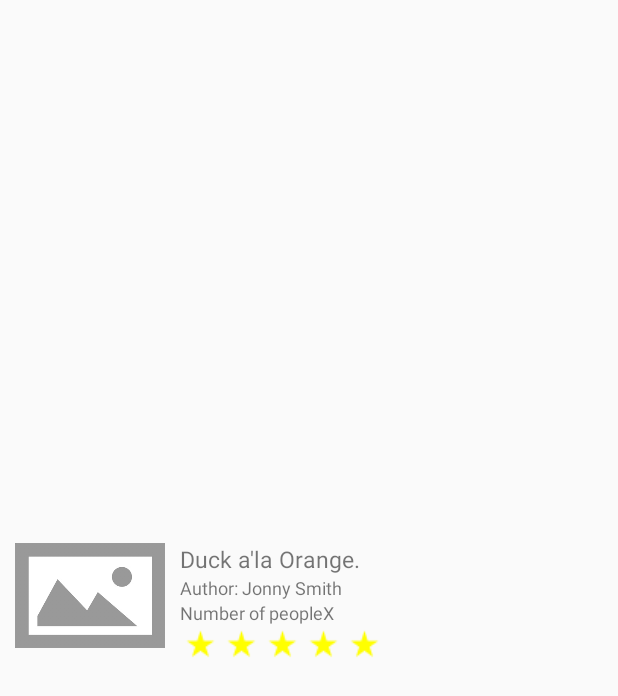
After one commit to krzychuwr1/MniamMniamMirror, an Android app: the layout recipe_listview_item.xml on its own in the app's theme, with its tools: preview values and no code run, on a phone screen of 412 x 824 dp. The commit adds this screen. Shown: the top 696 px of the screen. Run offline under Robolectric (Android 15) with nearby library versions, the phone set to English and light mode, and no system bars.

Commit message:
Fix add_recipe view

```diff
--- a/app_android/app/src/main/res/layout/activity_preview_recipe.xml
+++ b/app_android/app/src/main/res/layout/activity_preview_recipe.xml
@@ -44,48 +44,12 @@
                     tools:layout_editor_absoluteX="0dp"
                     tools:layout_editor_absoluteY="0dp" />
 
-                <LinearLayout
-                    android:id="@+id/star_score"
-                    android:layout_width="wrap_content"
-                    android:layout_height="wrap_content"
-                    android:layout_below="@+id/title"
-                    android:layout_marginBottom="10sp">
+                <include layout="@layout/star_score"
 
-                    <ImageView
-                        android:id="@+id/star1"
-                        android:layout_width="wrap_content"
-                        android:layout_height="wrap_content"
-                        android:src="@drawable/star_rate_black"
-                        android:tint="@color/yellow" />
+                    >
 
-                    <ImageView
-                        android:id="@+id/star2"
-                        android:layout_width="wrap_content"
-                        android:layout_height="wrap_content"
-                        android:src="@drawable/star_rate_black"
-                        android:tint="@color/yellow" />
 
-                    <ImageView
-                        android:id="@+id/star3"
-                        android:layout_width="wrap_content"
-                        android:layout_height="wrap_content"
-                        android:src="@drawable/star_rate_black"
-                        android:tint="@color/yellow" />
-
-                    <ImageView
-                        android:id="@+id/star4"
-                        android:layout_width="wrap_content"
-                        android:layout_height="wrap_content"
-                        android:src="@drawable/star_rate_black"
-                        android:tint="@color/yellow" />
-
-                    <ImageView
-                        android:id="@+id/star5"
-                        android:layout_width="wrap_content"
-                        android:layout_height="wrap_content"
-                        android:src="@drawable/star_rate_black"
-                        android:tint="@color/yellow" />
-                </LinearLayout>
+                </include>
 
                 <LinearLayout
                     android:id="@+id/author_layout"
--- /dev/null
+++ b/app_android/app/src/main/res/layout/recipe_listview_item.xml
@@ -0,0 +1,73 @@
+<?xml version="1.0" encoding="utf-8"?>
+<LinearLayout xmlns:android="http://schemas.android.com/apk/res/android"
+    android:layout_width="match_parent"
+    android:layout_height="match_parent"
+    android:gravity="center_vertical"
+    android:orientation="horizontal">
+
+    <ImageView
+        android:id="@+id/recipe_image"
+        android:layout_width="100sp"
+        android:layout_height="100sp"
+        android:layout_margin="10sp"
+        android:scaleType="fitStart"
+        android:src="@drawable/placeholder" />
+
+    <LinearLayout
+        android:layout_width="wrap_content"
+        android:layout_height="100sp"
+        android:orientation="vertical">
+
+        <TextView
+            android:id="@+id/title"
+            android:layout_width="wrap_content"
+            android:layout_height="wrap_content"
+            android:text="Duck a'la Orange."
+            android:textSize="15sp" />
+
+        <LinearLayout
+            android:id="@+id/author_layout"
+            android:layout_width="wrap_content"
+            android:layout_height="wrap_content"
+            android:layout_below="@+id/star_score">
+
+            <TextView
+                android:layout_width="wrap_content"
+                android:layout_height="wrap_content"
+                android:text="Author: "
+                android:textSize="12sp" />
+
+            <TextView
+                android:id="@+id/author"
+                android:layout_width="wrap_content"
+                android:layout_height="wrap_content"
+                android:text="Jonny Smith"
+                android:textSize="12sp" />
+        </LinearLayout>
+
+        <LinearLayout
+            android:id="@+id/layout_number_of_people"
+            android:layout_width="wrap_content"
+            android:layout_height="wrap_content"
+            android:layout_below="@+id/author_layout">
+
+            <TextView
+                android:layout_width="wrap_content"
+                android:layout_height="wrap_content"
+                android:text="Number of people"
+                android:textSize="12sp" />
+
+            <TextView
+                android:id="@+id/number_of_people"
+                android:layout_width="wrap_content"
+                android:layout_height="wrap_content"
+                android:text="X"
+                android:textSize="12sp" />
+        </LinearLayout>
+
+        <include layout="@layout/star_score"></include>
+
+
+    </LinearLayout>
+
+</LinearLayout>
--- /dev/null
+++ b/app_android/app/src/main/res/layout/star_score.xml
@@ -0,0 +1,43 @@
+<?xml version="1.0" encoding="utf-8"?>
+<LinearLayout xmlns:android="http://schemas.android.com/apk/res/android"
+    android:id="@+id/star_score"
+    android:layout_width="wrap_content"
+    android:layout_height="wrap_content"
+    android:layout_below="@+id/title"
+    android:layout_marginBottom="10sp">
+
+    <ImageView
+        android:id="@+id/star1"
+        android:layout_width="wrap_content"
+        android:layout_height="wrap_content"
+        android:src="@drawable/star_rate_black"
+        android:tint="@color/yellow" />
+
+    <ImageView
+        android:id="@+id/star2"
+        android:layout_width="wrap_content"
+        android:layout_height="wrap_content"
+        android:src="@drawable/star_rate_black"
+        android:tint="@color/yellow" />
+
+    <ImageView
+        android:id="@+id/star3"
+        android:layout_width="wrap_content"
+        android:layout_height="wrap_content"
+        android:src="@drawable/star_rate_black"
+        android:tint="@color/yellow" />
+
+    <ImageView
+        android:id="@+id/star4"
+        android:layout_width="wrap_content"
+        android:layout_height="wrap_content"
+        android:src="@drawable/star_rate_black"
+        android:tint="@color/yellow" />
+
+    <ImageView
+        android:id="@+id/star5"
+        android:layout_width="wrap_content"
+        android:layout_height="wrap_content"
+        android:src="@drawable/star_rate_black"
+        android:tint="@color/yellow" />
+</LinearLayout>
```
